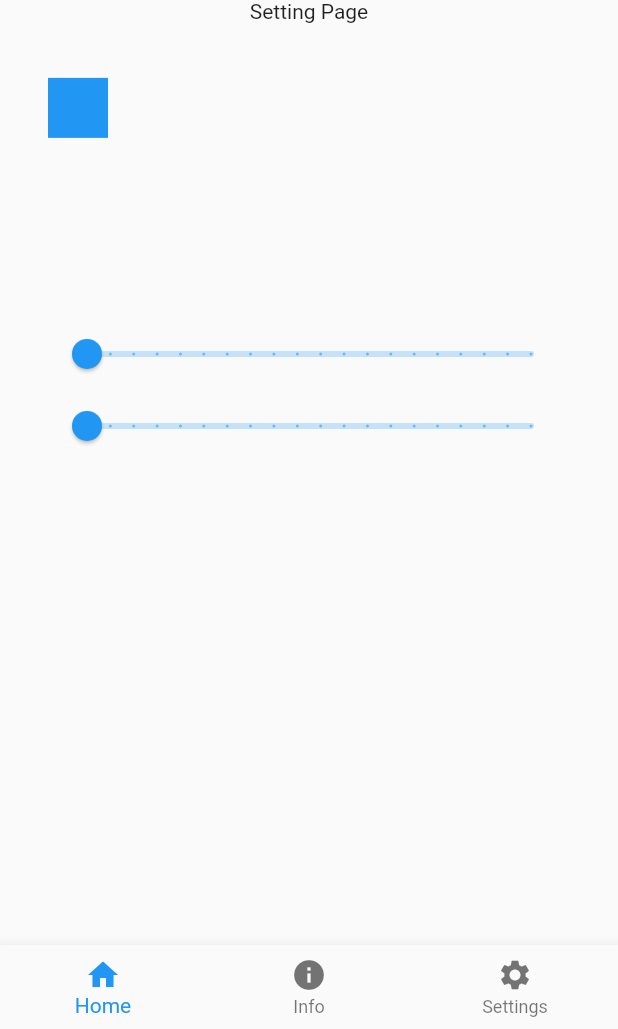
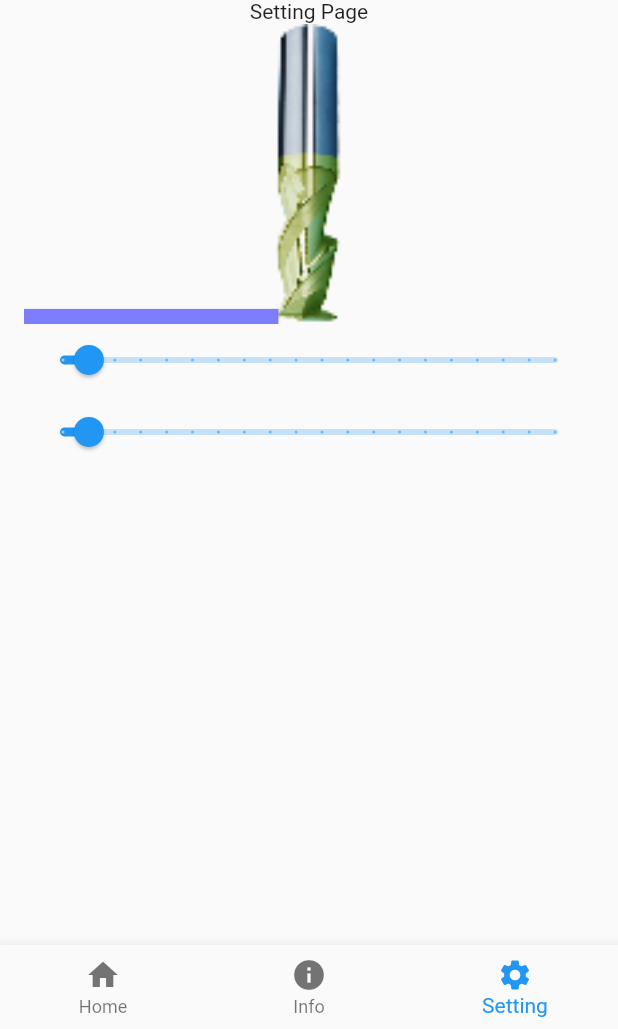
Before and after one commit to paolo-capellacci/progetto_309131, a Flutter app: the screen it shows after launch, item 3 of the bottom bar chosen, on a phone screen of 412 x 824 dp, the part 207-1236 px from its top. Run offline on Flutter 3.47's test engine with Material 2 defaults, Android fonts, the phone set to English and light mode, and no system bars; our stand-ins replace equatable, package_info, shared_preferences, sqflite; accounts and stored records are empty.

Commit message:
settlet the settingPage, bottom menu, and test into the get web site

```diff
--- a/lib/main.dart
+++ b/lib/main.dart
@@ -16,10 +16,12 @@ import 'providers/work.dart';
 import 'screens/home/home_page.dart';
 
 void main() {
+  /*
   SystemChrome.setPreferredOrientations([
     DeviceOrientation.portraitUp,
     DeviceOrientation.portraitDown
   ]);
+  */
   runApp(MyApp());
 }
 // /Users/paolo/Library/Developer/CoreSimulator/Devices/80190513-8E62-4C4E-BA86-B87A218D2398/data/Containers/Data/Application/59155C5C-8D61-43FC-ADC1-706881596099/Documents
@@ -41,8 +43,8 @@ class MyApp extends StatelessWidget {
         //ChangeNotifierProvider(create: (context) => Work()),
         ChangeNotifierProvider(
             create: (context) {
-              final myWork = Work();
-              myWork.loadAll();
+              final myWork = ListWork();
+              myWork.getWork();
               return myWork;
             }),
       ],
--- a/lib/navigation_page.dart
+++ b/lib/navigation_page.dart
@@ -1,5 +1,6 @@
 import 'package:flutter/material.dart';
 import 'package:flutter/cupertino.dart';
+import 'package:progetto_309131/prova.dart';
 import 'package:progetto_309131/screens/home/home_page.dart';
 import 'package:progetto_309131/screens/info/info_page.dart';
 import 'package:progetto_309131/screens/setting/setting_page.dart';
@@ -19,6 +20,13 @@ class _NavigationPageState extends State<NavigationPage> {
     SettingPage(),
   ];
 
+  void onTabTapped(int index) {
+    setState(() {
+      _currentIndex = index;
+    });
+  }
+
+
   @override
   Widget build(BuildContext context) {
     return Scaffold(
@@ -28,28 +36,29 @@ class _NavigationPageState extends State<NavigationPage> {
       body: _children[_currentIndex],
       // new
       bottomNavigationBar: BottomNavigationBar(
-        onTap: (index) {
-          setState(() {
-            _currentIndex = index;
-          });
-        },
+        onTap: onTabTapped, // new
+        currentIndex: _currentIndex,
+
         items: [
           new BottomNavigationBarItem(
             icon: Icon(Icons.home),
-            title: Text('Home'),
+            label: 'Home',// Text('Home'),
           ),
           new BottomNavigationBarItem(
             icon: Icon(Icons.info),
-            title: Text('Info'),
+            label: 'Info',// Text('Info'),
           ),
           new BottomNavigationBarItem(
-              icon: Icon(Icons.settings), title: Text('Settings'))
+            icon: Icon(Icons.settings),
+            label: 'Setting', //Text('Settings'),
+          ),
         ],
+
       ),
     );
   }
 }
-
+/*
 class PlaceholderWidget extends StatelessWidget {
   final Color color;
 
@@ -62,3 +71,5 @@ class PlaceholderWidget extends StatelessWidget {
     );
   }
 }
+
+*/
--- a/lib/providers/work.dart
+++ b/lib/providers/work.dart
@@ -1,11 +1,12 @@
 
 
 import 'package:flutter/material.dart';
+import 'package:progetto_309131/models/materials_enum.dart';
 import 'package:shared_preferences/shared_preferences.dart';
 
 class Work extends ChangeNotifier {
 
-  int materialWork = 40;
+  MaterialEnum materialWork = MaterialEnum.Iron;
   double workX = 10.0;
   double workZ = 10.0;
 
@@ -25,7 +26,7 @@ class Work extends ChangeNotifier {
       prefs.setDouble('workZ', 10.0);
 
 
-    materialWork = prefs.getInt('materialWork');
+    //materialWork = prefs.getInt('materialWork');
     workX = prefs.getDouble('workX');
     workZ = prefs.getDouble('workZ');
 
@@ -61,3 +62,48 @@ class Work extends ChangeNotifier {
   }
 
 }
+
+class ListWork extends ChangeNotifier {
+
+  List<Work> _work = [];
+
+  Future<List<Work>> getWork() async {
+
+    _work.add(Work());
+
+    notifyListeners();
+  }
+  void setX(double x) async {
+
+    _work[0].workX = x;
+
+    notifyListeners();
+  }
+
+  void setZ(double z) async {
+
+    _work[0].workZ = z;
+
+    notifyListeners();
+  }
+
+  void setMaterial(MaterialEnum m) async {
+
+    _work[0].materialWork = m;
+
+    notifyListeners();
+  }
+
+  double getX() {
+    return _work[0].workX;
+  }
+
+  double getZ() {
+    return _work[0].workZ;
+  }
+
+  MaterialEnum getMaterial() {
+    return _work[0].materialWork;
+  }
+
+}
--- a/lib/screens/setting/setting_page.dart
+++ b/lib/screens/setting/setting_page.dart
@@ -1,6 +1,9 @@
 import 'package:flutter/material.dart';
 import 'package:flutter/cupertino.dart';
 import 'package:flutter/services.dart';
+import 'package:progetto_309131/models/materials_enum.dart';
+import 'package:progetto_309131/models/tools_enum.dart';
+import 'package:progetto_309131/providers/service_tool.dart';
 import 'package:progetto_309131/providers/work.dart';
 import 'package:progetto_309131/screens/widget/logo.dart';
 import 'package:provider/provider.dart';
@@ -17,7 +20,8 @@ class SettingPage extends StatelessWidget {
           children: <Widget>[
             Logo(),
             Text('Setting Page'),
-            SliderGrid(),
+            //SliderGrid(),
+            CenterSetting(),
             /*
             Consumer<Work>(
                 builder: (context, work, child) {
@@ -32,120 +36,86 @@ class SettingPage extends StatelessWidget {
   }
 }
 
-class SliderGrid extends StatefulWidget {
+class CenterSetting extends StatefulWidget {
   @override
-  _GridState createState() => new _GridState();
+  _CenterSettingState createState() => _CenterSettingState();
 }
 
-class _GridState extends State<SliderGrid> {
-
-  //final SingletonWork work = SingletonWork.instance;
-
-  double posx = 0.0; // work.workX;
-  double posz = 0.0; // work.workZ;
-
-
-/*
+class _CenterSettingState extends State<CenterSetting> {
   @override
-  void initState()  {
-    super.initState();
-
-    update();
-
-  }
-*/
-
-  void update() async {
-
-    posx = context.watch<Work>().getX();
-    posz = context.watch<Work>().getZ();
-  }
-
-
-  @override
-  build(BuildContext context) {
-    return Container(
-      //alignment: Alignment.centerLeft,
-      //width: 300,
-      height: 300,
-      padding: EdgeInsets.only(top: 20),
-      margin: EdgeInsets.all(16),
-      child: Column(
+  Widget build(BuildContext context) {
+    return Consumer<ListWork>(
+      builder: (context, work, child) {
+        return Column(
           children: [
             Container(
-            height: 160,
-            child: LayoutBuilder(builder: (context,constraints){
-              final maxWidth = constraints.maxWidth - 40;
+              //color: Colors.yellow,
+              height: 200,
+              child: LayoutBuilder(builder: (context, constraints) {
+                final centerWidth = constraints.maxWidth / 2;
                 return SizedBox(
-                height: 60,
+                  height: 10,
                   child: Stack(
-                  fit:StackFit.expand,
+                    fit: StackFit.expand,
                     children: [
                       Positioned(
-                      top:maxWidth * posz * 0.007,
-                      left: maxWidth * posx * 0.01,
+                        //top: 1,
+                        //left: centerWidth,
+                        child: Image.asset(
+                          'assets/images/${FresaEnum.FresaHmR.image}', //${_selectMaterialWork.image}',
+                          fit: BoxFit.fitHeight,
+                          alignment: Alignment.center,
+                          height: MediaQuery.of(context).size.height * 0.18,
+                        ),
+                      ),
+
+                      Positioned(
+                        top: 200 - work.getZ() * 1,
+                        left: centerWidth - 225 + work.getX()*0.46,
+                        //top: maxWidth * work.getX() * 0.01,
+                        //left: maxWidth * work.getZ() * 0.01,
                         child: Center(
                           child: Container(
-                          color: Colors.blue,
-                          width: 40,
-                          height: 40,
+                            color: Color.fromRGBO(0, 0, 255, 0.5),
+                            width: 200,
+                            height: 200,
                             //alignment: Alignment(200.0, 400.0),
                             //padding: EdgeInsets.only(top: 100),
                           ),
-                      ),)
+                        ),
+                      ),
                     ],
                   ),
                 );
               }),
             ),
-
             Slider(
-            value: posx,
-            min: 0.0,
-            max: 95.0,
+              value: work.getX(),
+              min: 5.0,
+              max: 100.0,
               divisions: 19,
-            label: (posx.round() + 5).toString(),
+              label: (work.getX().round()).toString(),
               onChanged: (double value) {
-              //print('slicer ${value}');
-              setState(
-                () {
-                  posx = value;
-                  updateX(value);
+                setState(() {
+                  work.setX(value);
+                });
+              },
+            ),
+            Slider(
+              value: work.getZ(),
+              min: 5.0,
+              max: 100.0,
+              divisions: 19,
+              label: (work.getZ().round()).toString(),
+              onChanged: (double value) {
+                setState(() {
+                  work.setZ(value);
+                });
+              },
+            ),
+          ],
+        );
       },
     );
-            },
-          ),
-
-
-          Slider(
-            value: posz,
-            min: 0.0,
-            max: 95.0,
-            divisions: 19,
-            label: (posz.round() + 5).toString(),
-            onChanged: (double value) {
-              //print('slicer ${value}');
-              setState(
-                    () {
-                  posz = value;
-                  updateZ(value);
-                },
-              );
-            },
-          ),
-
-
-
-        ],
-      ),
-    );
   }
-
-  void updateX(double x) async {
-    context.read<Work>().updateX(x);
 }
-  void updateZ(double z) async {
-    context.read<Work>().updateZ(z);
-  }
-
-}
```
Also changed, not shown: lib/screens/edit_tool/edit_tool.dart (+17 -3 lines), lib/screens/home/home_page.dart (+44 -122 lines), 2 other files. Lines whose indentation alone changed are shown as unchanged.
